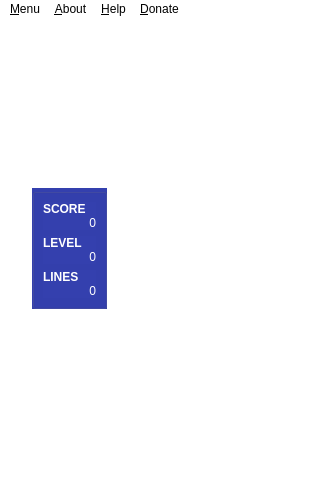
TutorExilius/pyTetris, file pyTetris/ui/main_window.ui: the form before one commit.
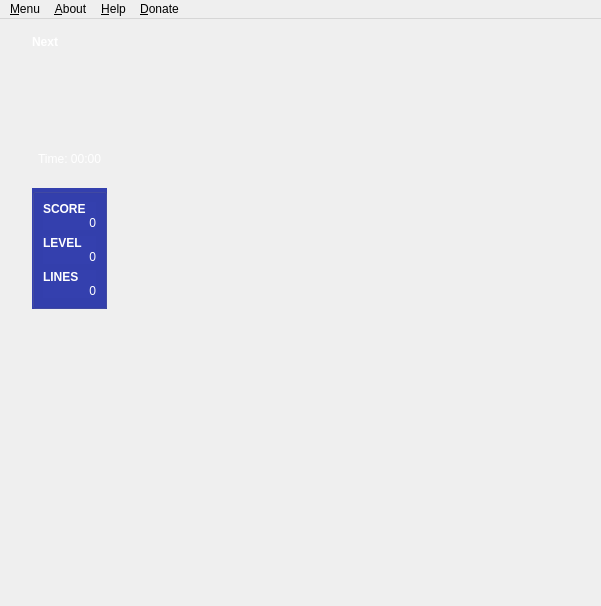
The form after the commit. Icons and pictures are not drawn.

Commit message: Added background images and licence information. Modified cradis in about pyTetris dialog.

Patch:
```diff
--- a/pyTetris/ui/main_window.ui
+++ b/pyTetris/ui/main_window.ui
@@ -6,21 +6,15 @@
    <rect>
     <x>0</x>
     <y>0</y>
-    <width>334</width>
-    <height>503</height>
+    <width>601</width>
+    <height>606</height>
    </rect>
   </property>
   <property name="windowTitle">
    <string>pyTetris 2020 - v1.0.4</string>
   </property>
   <property name="styleSheet">
-   <string notr="true">* {
-background-color:white;
-}
-
-#centralwidget{
-background-image: url(&quot;C:/dev/python/pyTetris/pyTetris/ui/tetris_background_1.png&quot;);
-}</string>
+   <string notr="true"/>
   </property>
   <widget class="QWidget" name="centralwidget">
    <property name="minimumSize">
@@ -498,7 +492,7 @@
     <rect>
      <x>0</x>
      <y>0</y>
-     <width>334</width>
+     <width>601</width>
      <height>21</height>
     </rect>
    </property>
```
Left out of the diff: 2 changed lines with no effect on the pictures. The commit also changes 5 other files.
